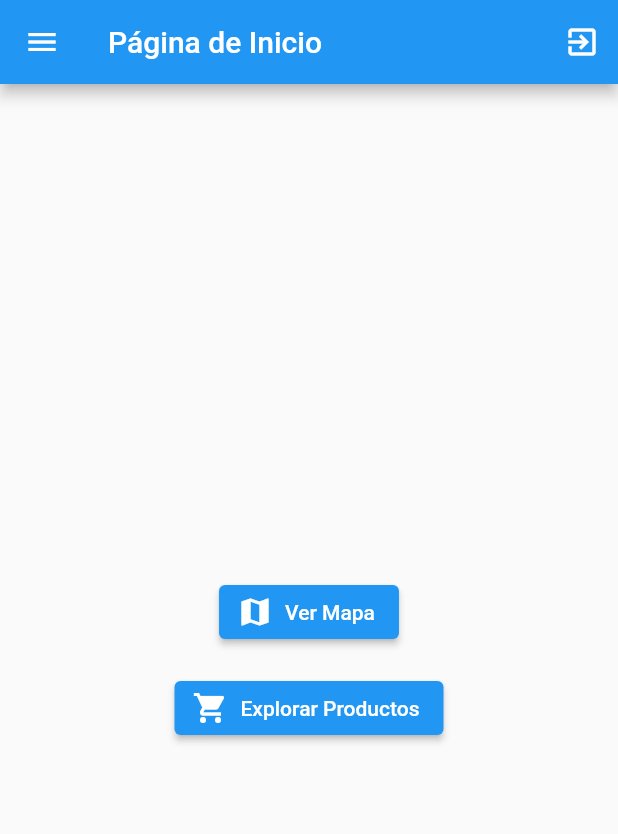
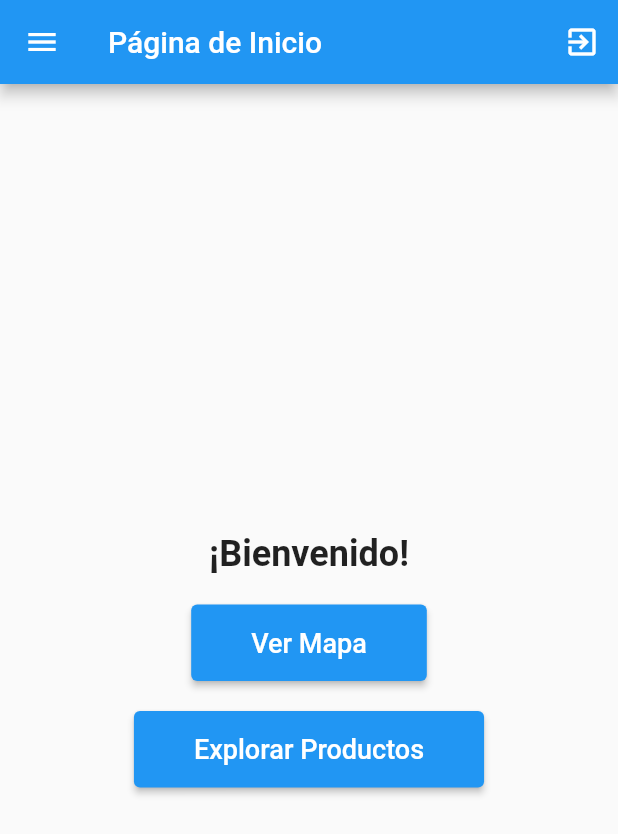
Before and after one commit to yojanz22/Appmovil_Recicla, a Flutter app: the MyHomePage screen opened directly, on a phone screen of 412 x 824 dp. Shown: the top 834 px of the screen. Run offline on Flutter 3.47's test engine with Material 2 defaults, Android fonts, the phone set to English and light mode, and no system bars; our stand-ins replace cloud_firestore, firebase_auth, firebase_core, geolocator, google_maps_flutter, image_picker; accounts and stored records are empty.

Commit message:
mejoras visuales
guerger

```diff
--- a/lib/main.dart
+++ b/lib/main.dart
@@ -103,14 +103,17 @@ class MyHomePage extends StatelessWidget {
         child: ListView(
           padding: EdgeInsets.zero,
           children: <Widget>[
-            DrawerHeader(
-              child: Text('Menú Hamburguesa'),
-              decoration: BoxDecoration(
-                color: Colors.blue,
+            UserAccountsDrawerHeader(
+              accountName: Text("Nombre de Usuario"),
+              accountEmail: Text("usuario@email.com"),
+              currentAccountPicture: CircleAvatar(
+                backgroundImage: AssetImage(
+                    "assets/profile_image.jpg"), // Agrega una imagen de perfil
               ),
             ),
             ListTile(
               title: Text('Editar Perfil'),
+              leading: Icon(Icons.person),
               onTap: () {
                 Navigator.push(
                   context,
@@ -122,6 +125,7 @@ class MyHomePage extends StatelessWidget {
             ),
             ListTile(
               title: Text('Desconectarse'),
+              leading: Icon(Icons.power_settings_new),
               onTap: () async {
                 await FirebaseAuth.instance.signOut();
                 Navigator.pushReplacement(
@@ -139,11 +143,19 @@ class MyHomePage extends StatelessWidget {
         child: Column(
           mainAxisAlignment: MainAxisAlignment.center,
           children: <Widget>[
-            // Los botones "Ver Mapa" y "Explorar Productos" se mantienen en el cuerpo de la pantalla.
-            ElevatedButton.icon(
+            Text(
+              '¡Bienvenido!',
+              style: TextStyle(
+                fontSize: 24,
+                fontWeight: FontWeight.bold,
+              ),
+            ),
+            SizedBox(height: 20),
+            ElevatedButton(
               style: ElevatedButton.styleFrom(
                 primary: Colors.blue,
                 onPrimary: Colors.white,
+                padding: EdgeInsets.symmetric(horizontal: 40, vertical: 15),
               ),
               onPressed: () {
                 Navigator.push(
@@ -153,14 +165,17 @@ class MyHomePage extends StatelessWidget {
                   ),
                 );
               },
-              icon: Icon(Icons.map),
-              label: Text('Ver Mapa'),
+              child: Text(
+                'Ver Mapa',
+                style: TextStyle(fontSize: 18),
+              ),
             ),
-            SizedBox(height: 16),
-            ElevatedButton.icon(
+            SizedBox(height: 20),
+            ElevatedButton(
               style: ElevatedButton.styleFrom(
                 primary: Colors.blue,
                 onPrimary: Colors.white,
+                padding: EdgeInsets.symmetric(horizontal: 40, vertical: 15),
               ),
               onPressed: () {
                 Navigator.push(
@@ -170,8 +185,10 @@ class MyHomePage extends StatelessWidget {
                   ),
                 );
               },
-              icon: Icon(Icons.shopping_cart),
-              label: Text('Explorar Productos'),
+              child: Text(
+                'Explorar Productos',
+                style: TextStyle(fontSize: 18),
+              ),
             ),
           ],
         ),
```
Also changed, not shown: lib/Mapa.dart (+54 -0 lines), assets/map.jpeg (added).
